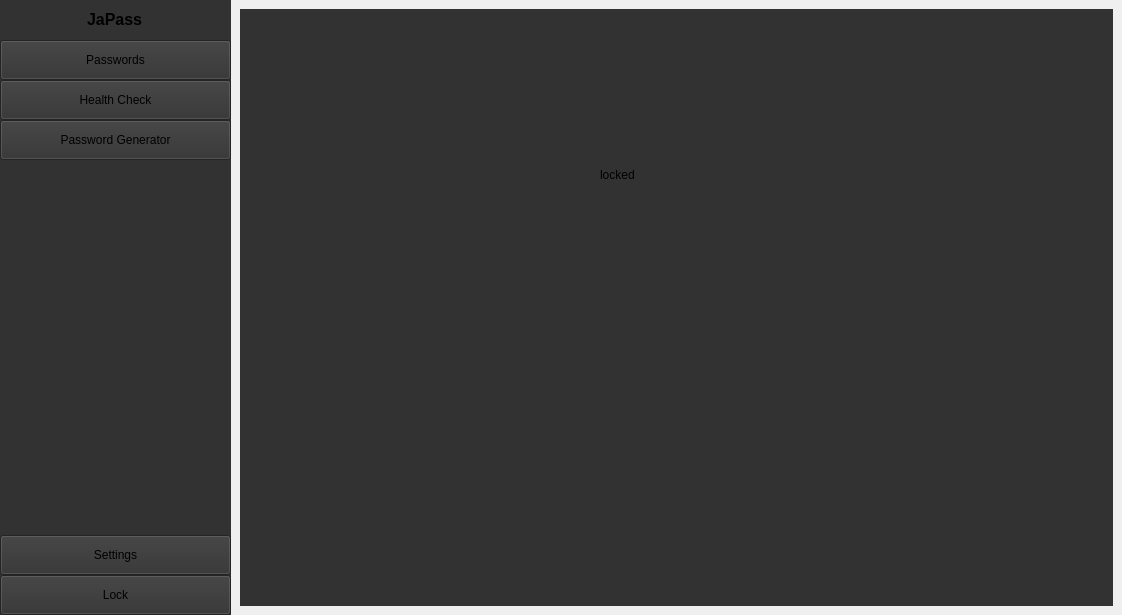
First picture: the form in PasswordManager/ui/mainwindow.ui, repository Jatogame/PasswordManager, before the edit.
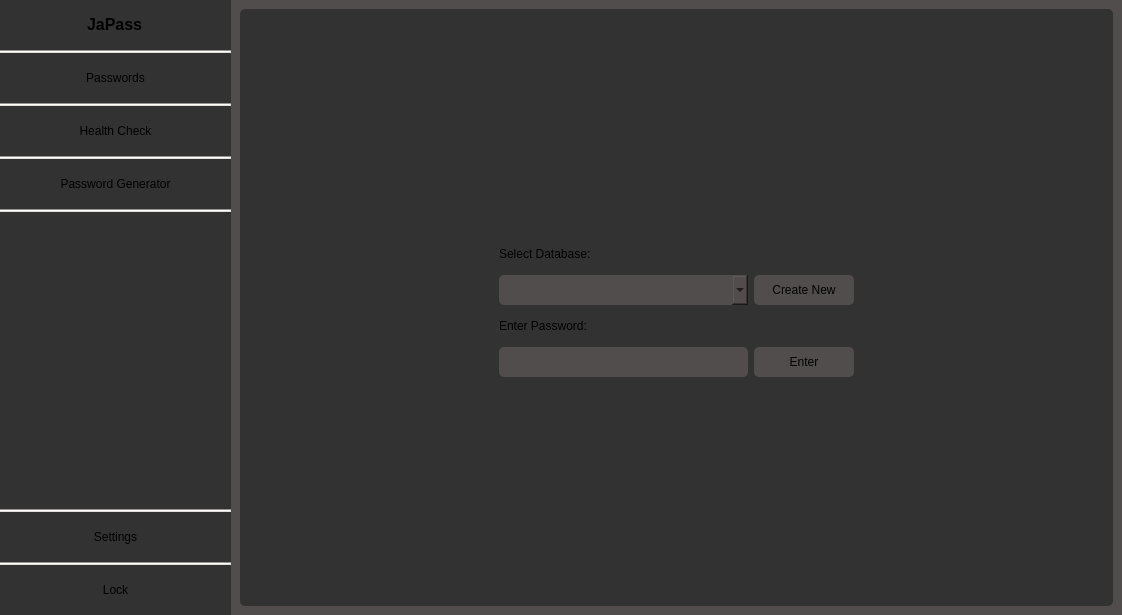
Second picture: the form after the edit. The open tabs and pages were chosen to show the change.

The edit to the form file:
```diff
--- a/PasswordManager/ui/mainwindow.ui
+++ b/PasswordManager/ui/mainwindow.ui
@@ -35,6 +35,9 @@
      <verstretch>0</verstretch>
     </sizepolicy>
    </property>
+   <property name="styleSheet">
+    <string notr="true">background-color: rgb(82, 77, 77);</string>
+   </property>
    <layout class="QHBoxLayout" name="horizontalLayout_2">
     <property name="leftMargin">
      <number>0</number>
@@ -111,7 +114,7 @@
              <property name="minimumSize">
               <size>
                <width>40</width>
-               <height>40</height>
+               <height>50</height>
               </size>
              </property>
              <property name="text">
@@ -119,17 +122,49 @@
              </property>
             </widget>
            </item>
+           <item>
+            <widget class="Line" name="line">
+             <property name="sizePolicy">
+              <sizepolicy hsizetype="Minimum" vsizetype="Fixed">
+               <horstretch>0</horstretch>
+               <verstretch>0</verstretch>
+              </sizepolicy>
+             </property>
+             <property name="minimumSize">
+              <size>
+               <width>0</width>
+               <height>0</height>
+              </size>
+             </property>
+             <property name="styleSheet">
+              <string notr="true">background-color: rgb(222, 221, 218);</string>
+             </property>
+             <property name="orientation">
+              <enum>Qt::Orientation::Horizontal</enum>
+             </property>
+            </widget>
+           </item>
            <item alignment="Qt::AlignmentFlag::AlignTop">
             <widget class="QPushButton" name="sidebar_passwords">
              <property name="minimumSize">
               <size>
                <width>0</width>
-               <height>40</height>
+               <height>50</height>
               </size>
              </property>
              <property name="cursor">
               <cursorShape>PointingHandCursor</cursorShape>
              </property>
+             <property name="styleSheet">
+              <string notr="true">:!unchecked{
+background-color: rgb(50, 50, 50);
+border: white;
+}
+:checked{
+background-color: rgb(35, 35, 35);
+border: white;
+}</string>
+             </property>
              <property name="text">
               <string>Passwords</string>
              </property>
@@ -138,17 +173,37 @@
              </property>
             </widget>
            </item>
+           <item>
+            <widget class="Line" name="line_2">
+             <property name="styleSheet">
+              <string notr="true">background-color: rgb(222, 221, 218);</string>
+             </property>
+             <property name="orientation">
+              <enum>Qt::Orientation::Horizontal</enum>
+             </property>
+            </widget>
+           </item>
            <item alignment="Qt::AlignmentFlag::AlignTop">
             <widget class="QPushButton" name="sidebar_healthcheck">
              <property name="minimumSize">
               <size>
                <width>0</width>
-               <height>40</height>
+               <height>50</height>
               </size>
              </property>
              <property name="cursor">
               <cursorShape>PointingHandCursor</cursorShape>
              </property>
+             <property name="styleSheet">
+              <string notr="true">:!unchecked{
+background-color: rgb(50, 50, 50);
+border: white;
+}
+:checked{
+background-color: rgb(35, 35, 35);
+border: white;
+}</string>
+             </property>
              <property name="text">
               <string>Health Check</string>
              </property>
@@ -157,17 +212,37 @@
              </property>
             </widget>
            </item>
+           <item>
+            <widget class="Line" name="line_3">
+             <property name="styleSheet">
+              <string notr="true">background-color: rgb(222, 221, 218);</string>
+             </property>
+             <property name="orientation">
+              <enum>Qt::Orientation::Horizontal</enum>
+             </property>
+            </widget>
+           </item>
            <item alignment="Qt::AlignmentFlag::AlignTop">
             <widget class="QPushButton" name="sidebar_passwordgenerator">
              <property name="minimumSize">
               <size>
                <width>0</width>
-               <height>40</height>
+               <height>50</height>
               </size>
              </property>
              <property name="cursor">
               <cursorShape>PointingHandCursor</cursorShape>
              </property>
+             <property name="styleSheet">
+              <string notr="true">:!unchecked{
+background-color: rgb(50, 50, 50);
+border: white;
+}
+:checked{
+background-color: rgb(35, 35, 35);
+border: white;
+}</string>
+             </property>
              <property name="text">
               <string>Password Generator</string>
              </property>
@@ -176,6 +251,16 @@
              </property>
             </widget>
            </item>
+           <item>
+            <widget class="Line" name="line_4">
+             <property name="styleSheet">
+              <string notr="true">background-color: rgb(222, 221, 218);</string>
+             </property>
+             <property name="orientation">
+              <enum>Qt::Orientation::Horizontal</enum>
+             </property>
+            </widget>
+           </item>
            <item>
             <spacer name="sidebar_verticalSpacer">
              <property name="orientation">
@@ -192,17 +277,37 @@
              </property>
             </spacer>
            </item>
+           <item>
+            <widget class="Line" name="line_6">
+             <property name="styleSheet">
+              <string notr="true">background-color: rgb(222, 221, 218);</string>
+             </property>
+             <property name="orientation">
+              <enum>Qt::Orientation::Horizontal</enum>
+             </property>
+            </widget>
+           </item>
            <item alignment="Qt::AlignmentFlag::AlignBottom">
             <widget class="QPushButton" name="sidebar_settings">
              <property name="minimumSize">
               <size>
                <width>0</width>
-               <height>40</height>
+               <height>50</height>
               </size>
              </property>
              <property name="cursor">
               <cursorShape>PointingHandCursor</cursorShape>
              </property>
+             <property name="styleSheet">
+              <string notr="true">:!unchecked{
+background-color: rgb(50, 50, 50);
+border: white;
+}
+:checked{
+background-color: rgb(35, 35, 35);
+border: white;
+}</string>
+             </property>
              <property name="text">
               <string>Settings</string>
              </property>
@@ -211,17 +316,37 @@
              </property>
             </widget>
            </item>
+           <item>
+            <widget class="Line" name="line_5">
+             <property name="styleSheet">
+              <string notr="true">background-color: rgb(222, 221, 218);</string>
+             </property>
+             <property name="orientation">
+              <enum>Qt::Orientation::Horizontal</enum>
+             </property>
+            </widget>
+           </item>
            <item>
             <widget class="QPushButton" name="sidebar_lock">
              <property name="minimumSize">
               <size>
                <width>0</width>
-               <height>40</height>
+               <height>50</height>
               </size>
              </property>
              <property name="cursor">
               <cursorShape>PointingHandCursor</cursorShape>
              </property>
+             <property name="styleSheet">
+              <string notr="true">:!unchecked{
+background-color: rgb(50, 50, 50);
+border: white;
+}
+:checked{
+background-color: rgb(35, 35, 35);
+border: white;
+}</string>
+             </property>
              <property name="text">
               <string>Lock</string>
              </property>
@@ -244,7 +369,7 @@
          </sizepolicy>
         </property>
         <property name="styleSheet">
-         <string notr="true"/>
+         <string notr="true">border-radius: 5px;</string>
         </property>
         <property name="currentIndex">
          <number>4</number>
@@ -262,19 +387,169 @@
             <property name="styleSheet">
              <string notr="true">background-color: rgb(50, 50, 50);</string>
             </property>
-            <widget class="QLabel" name="label_5">
-             <property name="geometry">
-              <rect>
-               <x>360</x>
-               <y>130</y>
-               <width>131</width>
-               <height>71</height>
-              </rect>
-             </property>
-             <property name="text">
-              <string>locked</string>
-             </property>
-            </widget>
+            <layout class="QGridLayout" name="gridLayout_3">
+             <item row="0" column="0">
+              <layout class="QGridLayout" name="gridLayout">
+               <item row="5" column="1">
+                <spacer name="verticalSpacer">
+                 <property name="orientation">
+                  <enum>Qt::Orientation::Vertical</enum>
+                 </property>
+                 <property name="sizeHint" stdset="0">
+                  <size>
+                   <width>20</width>
+                   <height>40</height>
+                  </size>
+                 </property>
+                </spacer>
+               </item>
+               <item row="2" column="1">
+                <widget class="QComboBox" name="comboBox">
+                 <property name="minimumSize">
+                  <size>
+                   <width>200</width>
+                   <height>30</height>
+                  </size>
+                 </property>
+                 <property name="styleSheet">
+                  <string notr="true">background-color: rgb(82, 77, 77);</string>
+                 </property>
+                </widget>
+               </item>
+               <item row="4" column="2">
+                <widget class="QPushButton" name="pushButton_2">
+                 <property name="minimumSize">
+                  <size>
+                   <width>0</width>
+                   <height>30</height>
+                  </size>
+                 </property>
+                 <property name="cursor">
+                  <cursorShape>PointingHandCursor</cursorShape>
+                 </property>
+                 <property name="styleSheet">
+                  <string notr="true">background-color: rgb(82, 77, 77);</string>
+                 </property>
+                 <property name="text">
+                  <string>Enter</string>
+                 </property>
+                 <property name="checkable">
+                  <bool>true</bool>
+                 </property>
+                </widget>
+               </item>
+               <item row="2" column="3">
+                <spacer name="horizontalSpacer_3">
+                 <property name="orientation">
+                  <enum>Qt::Orientation::Horizontal</enum>
+                 </property>
+                 <property name="sizeHint" stdset="0">
+                  <size>
+                   <width>40</width>
+                   <height>20</height>
+                  </size>
+                 </property>
+                </spacer>
+               </item>
+               <item row="2" column="2">
+                <widget class="QPushButton" name="pushButton">
+                 <property name="sizePolicy">
+                  <sizepolicy hsizetype="Minimum" vsizetype="Fixed">
+                   <horstretch>0</horstretch>
+                   <verstretch>0</verstretch>
+                  </sizepolicy>
+                 </property>
+                 <property name="minimumSize">
+                  <size>
+                   <width>100</width>
+                   <height>30</height>
+                  </size>
+                 </property>
+                 <property name="cursor">
+                  <cursorShape>PointingHandCursor</cursorShape>
+                 </property>
+                 <property name="styleSheet">
+                  <string notr="true">background-color: rgb(82, 77, 77);</string>
+                 </property>
+                 <property name="text">
+                  <string>Create New</string>
+                 </property>
+                 <property name="checkable">
+                  <bool>true</bool>
+                 </property>
+                </widget>
+               </item>
+               <item row="3" column="1">
+                <widget class="QLabel" name="label_6">
+                 <property name="minimumSize">
+                  <size>
+                   <width>0</width>
+                   <height>30</height>
+                  </size>
+                 </property>
+                 <property name="text">
+                  <string>Enter Password:</string>
+                 </property>
+                </widget>
+               </item>
+               <item row="0" column="1">
+                <spacer name="verticalSpacer_2">
+                 <property name="orientation">
+                  <enum>Qt::Orientation::Vertical</enum>
+                 </property>
+                 <property name="sizeHint" stdset="0">
+                  <size>
+                   <width>20</width>
+                   <height>40</height>
+                  </size>
+                 </property>
+                </spacer>
+               </item>
+               <item row="4" column="1">
+                <widget class="QLineEdit" name="lineEdit">
+                 <property name="minimumSize">
+                  <size>
+                   <width>0</width>
+                   <height>30</height>
+                  </size>
+                 </property>
+                 <property name="styleSheet">
+                  <string notr="true">background-color: rgb(82, 77, 77);</string>
+                 </property>
+                 <property name="echoMode">
+                  <enum>QLineEdit::EchoMode::Password</enum>
+                 </property>
+                </widget>
+               </item>
+               <item row="5" column="0">
+                <spacer name="horizontalSpacer">
+                 <property name="orientation">
+                  <enum>Qt::Orientation::Horizontal</enum>
+                 </property>
+                 <property name="sizeHint" stdset="0">
+                  <size>
+                   <width>40</width>
+                   <height>20</height>
+                  </size>
+                 </property>
+                </spacer>
+               </item>
+               <item row="1" column="1">
+                <widget class="QLabel" name="label_5">
+                 <property name="minimumSize">
+                  <size>
+                   <width>200</width>
+                   <height>30</height>
+                  </size>
+                 </property>
+                 <property name="text">
+                  <string>Select Database:</string>
+                 </property>
+                </widget>
+               </item>
+              </layout>
+             </item>
+            </layout>
            </widget>
           </item>
          </layout>
```
Left out of the diff: 2 changed lines with no effect on the pictures.
